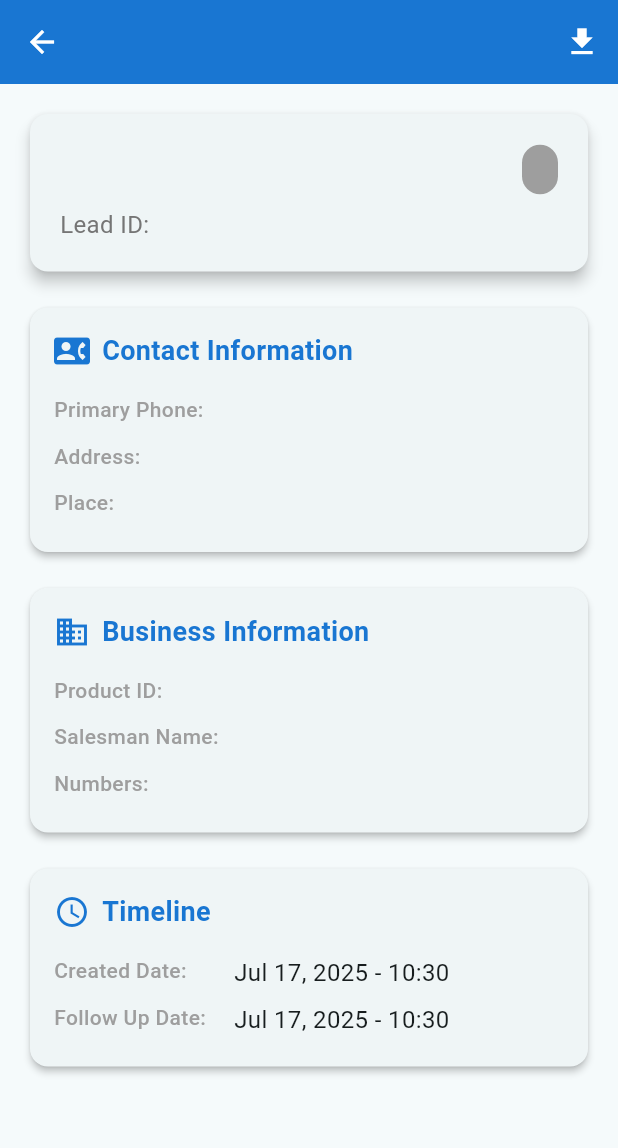
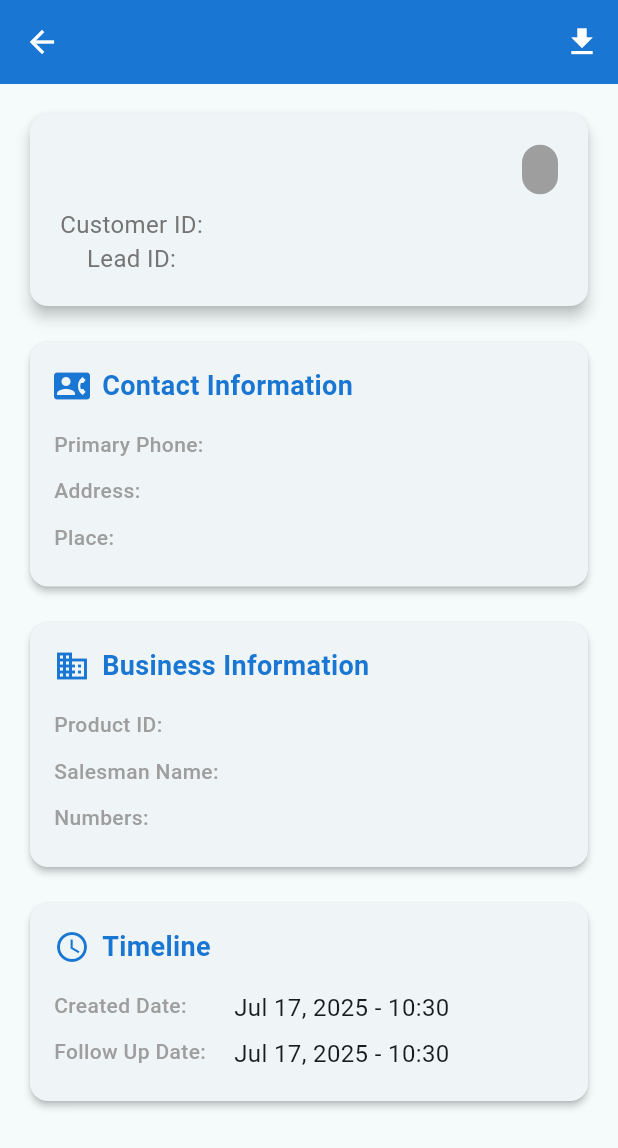
Before and after one commit to deepakdas-d/Divya_Admin, a Flutter app: the LeadDetailPage screen opened directly with empty values, on a phone screen of 412 x 824 dp. Shown: the top 1148 px of the screen. Run offline on Flutter 3.47's test engine with Material 3 defaults, Android fonts, the phone set to English and light mode, and no system bars; our stand-ins replace audioplayers, cloud_firestore, device_info_plus, firebase_auth, firebase_core, firebase_storage and 8 more; missing offline and left inert: excel, flutter_webrtc; accounts and stored records are empty; project files that could hold a hidden picture were left out.

Commit message:
customer2

```diff
--- a/admin/lib/Screens/LeadReport/individual_lead_report.dart
+++ b/admin/lib/Screens/LeadReport/individual_lead_report.dart
@@ -288,12 +288,24 @@ class LeadDetailPage extends StatelessWidget {
                       ],
                     ),
                     const SizedBox(height: 8),
+                    Column(
+                      children: [
+                        Text(
+                          'Customer ID: ${lead['customerId'] ?? 'N/A'}',
+                          style: TextStyle(
+                            fontSize: 16,
+                            color: Colors.grey.shade600,
+                          ),
+                        ),
+
                         Text(
                           'Lead ID: ${lead['leadId'] ?? 'N/A'}',
                           style: TextStyle(
                             fontSize: 16,
                             color: Colors.grey.shade600,
                           ),
+                        ),
+                      ],
                     ),
                     if (lead['isArchived'] == true)
                       Container(
```
Lines whose indentation alone changed are shown as unchanged.
